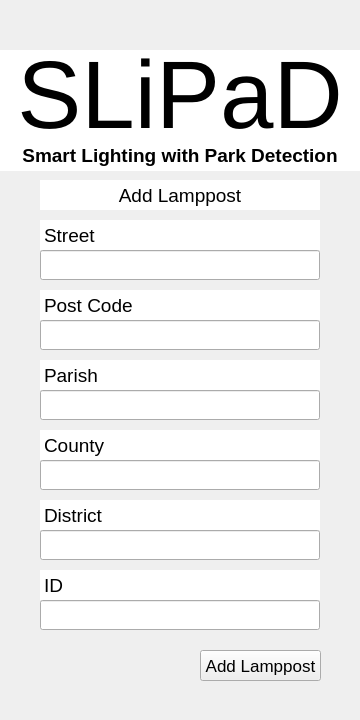
Qt form remoteSystem/app/slipad/addLamp.ui (ESRGgroup9/slipad) before a commit.
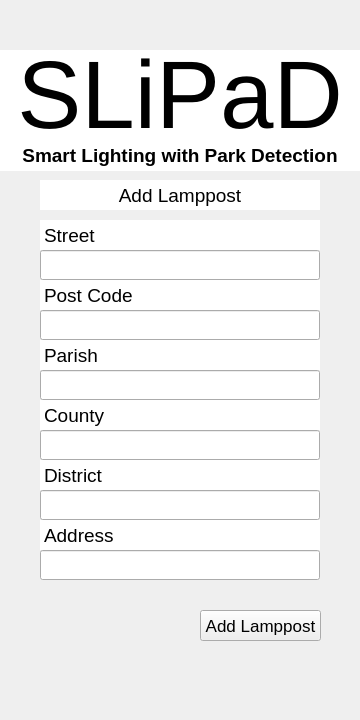
The same form after that commit. Icons and pictures are not drawn.

```diff
--- a/remoteSystem/app/slipad/addLamp.ui
+++ b/remoteSystem/app/slipad/addLamp.ui
@@ -1833,7 +1833,7 @@
     <property name="geometry">
      <rect>
       <x>40</x>
-      <y>290</y>
+      <y>280</y>
       <width>280</width>
       <height>30</height>
      </rect>
@@ -2442,7 +2442,7 @@
     <property name="geometry">
      <rect>
       <x>40</x>
-      <y>320</y>
+      <y>310</y>
       <width>280</width>
       <height>30</height>
      </rect>
@@ -2478,7 +2478,7 @@
     <property name="geometry">
      <rect>
       <x>200</x>
-      <y>650</y>
+      <y>610</y>
       <width>121</width>
       <height>31</height>
      </rect>
@@ -3104,7 +3104,7 @@
     <property name="geometry">
      <rect>
       <x>40</x>
-      <y>390</y>
+      <y>370</y>
       <width>280</width>
       <height>30</height>
      </rect>
@@ -3122,7 +3122,7 @@
     <property name="geometry">
      <rect>
       <x>40</x>
-      <y>360</y>
+      <y>340</y>
       <width>280</width>
       <height>30</height>
      </rect>
@@ -3731,7 +3731,7 @@
     <property name="geometry">
      <rect>
       <x>40</x>
-      <y>430</y>
+      <y>400</y>
       <width>280</width>
       <height>30</height>
      </rect>
@@ -4340,7 +4340,7 @@
     <property name="geometry">
      <rect>
       <x>40</x>
-      <y>460</y>
+      <y>430</y>
       <width>280</width>
       <height>30</height>
      </rect>
@@ -4358,7 +4358,7 @@
     <property name="geometry">
      <rect>
       <x>40</x>
-      <y>530</y>
+      <y>490</y>
       <width>280</width>
       <height>30</height>
      </rect>
@@ -4376,7 +4376,7 @@
     <property name="geometry">
      <rect>
       <x>40</x>
-      <y>500</y>
+      <y>460</y>
       <width>280</width>
       <height>30</height>
      </rect>
@@ -5594,7 +5594,7 @@
     <property name="geometry">
      <rect>
       <x>40</x>
-      <y>570</y>
+      <y>520</y>
       <width>280</width>
       <height>30</height>
      </rect>
@@ -6193,7 +6193,7 @@
 &lt;html&gt;&lt;head&gt;&lt;meta name=&quot;qrichtext&quot; content=&quot;1&quot; /&gt;&lt;meta charset=&quot;utf-8&quot; /&gt;&lt;style type=&quot;text/css&quot;&gt;
 p, li { white-space: pre-wrap; }
 &lt;/style&gt;&lt;/head&gt;&lt;body style=&quot; font-family:'Ubuntu'; font-size:11pt; font-weight:400; font-style:normal;&quot;&gt;
-&lt;p style=&quot; margin-top:0px; margin-bottom:0px; margin-left:0px; margin-right:0px; -qt-block-indent:0; text-indent:0px;&quot;&gt;&lt;span style=&quot; font-size:14pt;&quot;&gt;ID&lt;/span&gt;&lt;/p&gt;&lt;/body&gt;&lt;/html&gt;</string>
+&lt;p style=&quot; margin-top:0px; margin-bottom:0px; margin-left:0px; margin-right:0px; -qt-block-indent:0; text-indent:0px;&quot;&gt;&lt;span style=&quot; font-size:14pt;&quot;&gt;Address&lt;/span&gt;&lt;/p&gt;&lt;/body&gt;&lt;/html&gt;</string>
     </property>
     <property name="textInteractionFlags">
      <set>Qt::LinksAccessibleByKeyboard|Qt::LinksAccessibleByMouse</set>
@@ -6203,7 +6203,7 @@
     <property name="geometry">
      <rect>
       <x>40</x>
-      <y>600</y>
+      <y>550</y>
       <width>280</width>
       <height>30</height>
      </rect>
```
